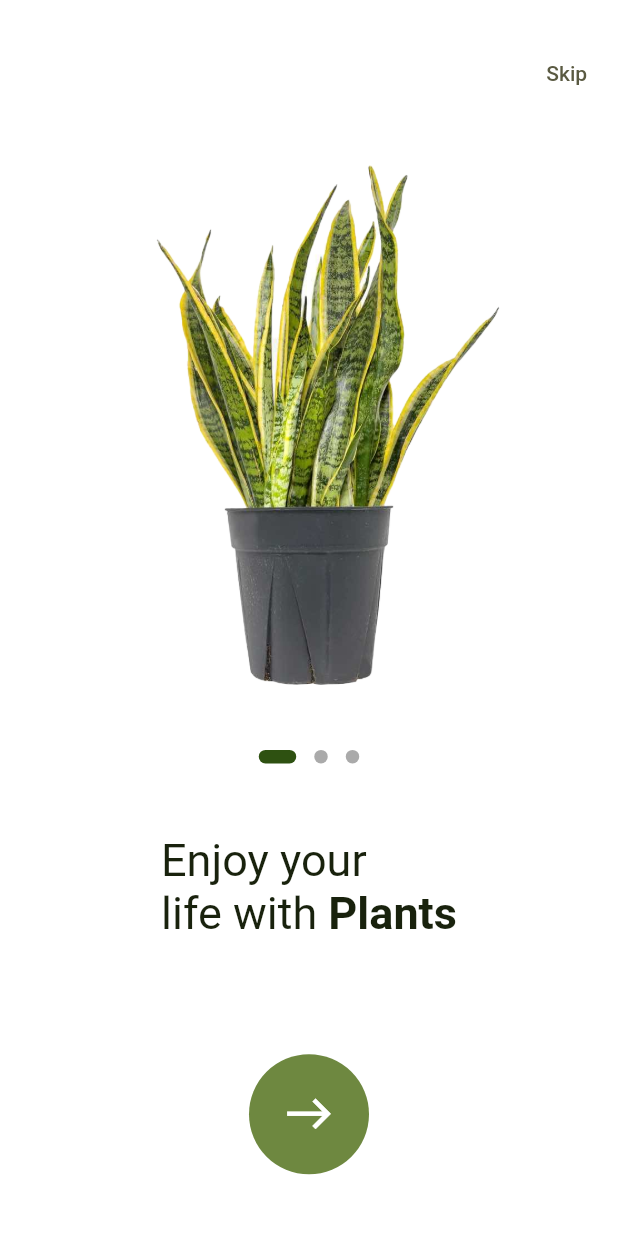
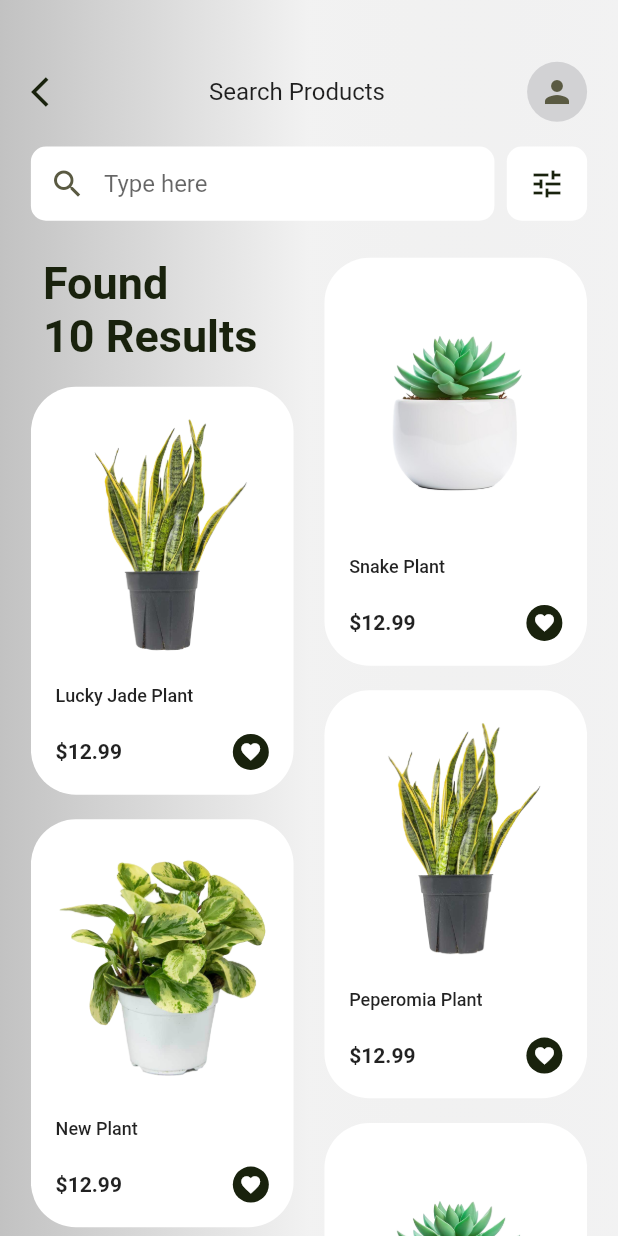
Before and after one commit to KashifUmar123/plant_app_ui, a Flutter app: the screen it shows after launch, after a tap on "Skip", on a phone screen of 412 x 824 dp. Run offline on Flutter 3.47's test engine with Material 2 defaults, Android fonts, the phone set to English and light mode, and no system bars; drawn by our look-alikes of auto_size_text, dots_indicator.

Commit message:
home screen ui completed

```diff
--- a/lib/main.dart
+++ b/lib/main.dart
@@ -1,5 +1,5 @@
 import 'package:flutter/material.dart';
-import 'package:plant_app_ui/screens/onboarding_screen.dart';
+import 'package:plant_app_ui/screens/onboarding/onboarding_screen.dart';
 
 void main() {
   runApp(const PlantApp());
--- /dev/null
+++ b/lib/screens/home/home_screen.dart
@@ -0,0 +1,229 @@
+import 'package:flutter/material.dart';
+import 'package:plant_app_ui/screens/home/widgets/custom_plant_item_widget.dart';
+import 'package:plant_app_ui/utils/app_colors.dart';
+import 'package:plant_app_ui/utils/app_images.dart';
+import 'package:plant_app_ui/utils/extensions/get_szie_extension.dart';
+
+class HomeScreen extends StatefulWidget {
+  const HomeScreen({super.key});
+
+  @override
+  State<HomeScreen> createState() => _HomeScreenState();
+}
+
+class _HomeScreenState extends State<HomeScreen> {
+  late TextEditingController _searchController;
+
+  @override
+  void initState() {
+    super.initState();
+    _searchController = TextEditingController();
+  }
+
+  @override
+  void dispose() {
+    _searchController.dispose();
+    super.dispose();
+  }
+
+  @override
+  Widget build(BuildContext context) {
+    return Scaffold(
+      // backgroundColor: whiteColor.withOpacity(.9),
+      body: SingleChildScrollView(
+        child: Container(
+          height: context.height,
+          width: context.width,
+          decoration: BoxDecoration(
+            gradient: LinearGradient(
+              colors: [
+                greyColor.withOpacity(.7),
+                greyColor.withOpacity(.1),
+                lightGreyColor.withOpacity(.2),
+              ],
+            ),
+          ),
+          child: Padding(
+            padding: EdgeInsets.symmetric(horizontal: context.width * 0.05),
+            child: Column(
+              children: [
+                SizedBox(
+                  height: context.height * 0.05,
+                ),
+                _buildLocalHeader(),
+                SizedBox(
+                  height: context.height * 0.02,
+                ),
+                _buildSearchAndSettings(),
+                SizedBox(
+                  height: context.height * 0.02,
+                ),
+                _buildItemsList(),
+              ],
+            ),
+          ),
+        ),
+      ),
+    );
+  }
+
+  _buildItemsList() {
+    return Expanded(
+      child: ListView(
+        padding: EdgeInsets.zero,
+        children: const [
+          Row(
+            crossAxisAlignment: CrossAxisAlignment.start,
+            children: [
+              Expanded(
+                child: Column(
+                  crossAxisAlignment: CrossAxisAlignment.start,
+                  children: [
+                    Padding(
+                      padding: EdgeInsets.all(8.0),
+                      child: Text(
+                        "Found\n10 Results",
+                        style: TextStyle(
+                          color: blackColor,
+                          fontSize: 30,
+                          fontWeight: FontWeight.bold,
+                        ),
+                      ),
+                    ),
+                    CustomPlantItemWidget(
+                      image: AppImages.p1,
+                      price: 12.99,
+                      name: "Lucky Jade Plant",
+                    ),
+                    CustomPlantItemWidget(
+                      image: AppImages.p2,
+                      price: 12.99,
+                      name: "New Plant",
+                    ),
+                    CustomPlantItemWidget(
+                      image: AppImages.p1,
+                      price: 12.99,
+                      name: "Peperomia Plant",
+                    ),
+                  ],
+                ),
+              ),
+              Expanded(
+                child: Column(
+                  crossAxisAlignment: CrossAxisAlignment.end,
+                  children: [
+                    CustomPlantItemWidget(
+                      image: AppImages.p3,
+                      price: 12.99,
+                      name: "Snake Plant",
+                    ),
+                    CustomPlantItemWidget(
+                      image: AppImages.p1,
+                      price: 12.99,
+                      name: "Peperomia Plant",
+                    ),
+                    CustomPlantItemWidget(
+                      image: AppImages.p3,
+                      price: 12.99,
+                      name: "Snake Plant",
+                    ),
+                  ],
+                ),
+              ),
+            ],
+          ),
+        ],
+      ),
+    );
+  }
+
+  _buildSearchAndSettings() {
+    return Row(
+      mainAxisSize: MainAxisSize.max,
+      mainAxisAlignment: MainAxisAlignment.spaceBetween,
+      children: [
+        Container(
+          height: context.height * 0.06,
+          width: context.width * .75,
+          padding: EdgeInsets.symmetric(horizontal: context.width * 0.03),
+          decoration: BoxDecoration(
+            borderRadius: BorderRadius.circular(10),
+            color: whiteColor,
+          ),
+          child: Row(
+            mainAxisSize: MainAxisSize.max,
+            children: [
+              const Icon(
+                Icons.search,
+                color: oliveColor,
+              ),
+              SizedBox(
+                width: context.width * 0.03,
+              ),
+              Expanded(
+                child: TextField(
+                  controller: _searchController,
+                  style: const TextStyle(
+                    fontWeight: FontWeight.bold,
+                  ),
+                  decoration: const InputDecoration(
+                    hintText: "Type here",
+                    hintStyle: TextStyle(
+                      fontWeight: FontWeight.normal,
+                    ),
+                    contentPadding: EdgeInsets.zero,
+                    border: InputBorder.none,
+                  ),
+                ),
+              ),
+            ],
+          ),
+        ),
+        Container(
+          height: context.height * 0.06,
+          width: context.width * 0.13,
+          decoration: BoxDecoration(
+            borderRadius: BorderRadius.circular(10),
+            color: whiteColor,
+          ),
+          child: const Center(
+            child: Icon(
+              Icons.tune,
+              color: blackColor,
+            ),
+          ),
+        ),
+      ],
+    );
+  }
+
+  _buildLocalHeader() {
+    return Row(
+      mainAxisAlignment: MainAxisAlignment.spaceBetween,
+      children: [
+        InkWell(
+          onTap: () => Navigator.of(context).pop(),
+          child: const Icon(
+            Icons.arrow_back_ios,
+            color: blackColor,
+          ),
+        ),
+        const Text(
+          "Search Products",
+          style: TextStyle(
+            fontSize: 16,
+            fontWeight: FontWeight.w400,
+          ),
+        ),
+        const CircleAvatar(
+          radius: 20,
+          backgroundColor: lightGreyColor,
+          child: Icon(
+            Icons.person,
+            color: oliveColor,
+          ),
+        ),
+      ],
+    );
+  }
+}
--- /dev/null
+++ b/lib/screens/home/widgets/custom_plant_item_widget.dart
@@ -0,0 +1,78 @@
+import 'package:auto_size_text/auto_size_text.dart';
+import 'package:flutter/material.dart';
+import 'package:plant_app_ui/utils/extensions/get_szie_extension.dart';
+
+import '../../../utils/app_colors.dart';
+
+class CustomPlantItemWidget extends StatelessWidget {
+  const CustomPlantItemWidget({
+    super.key,
+    required this.image,
+    required this.name,
+    required this.price,
+  });
+
+  final String image;
+  final String name;
+  final num price;
+
+  @override
+  Widget build(BuildContext context) {
+    return Container(
+      height: context.height * 0.33,
+      width: context.width * 0.425,
+      margin: EdgeInsets.symmetric(vertical: context.height * 0.01),
+      padding: EdgeInsets.symmetric(
+        horizontal: context.width * 0.04,
+        vertical: context.height * 0.02,
+      ),
+      decoration: BoxDecoration(
+        color: whiteColor,
+        borderRadius: BorderRadius.circular(30),
+      ),
+      child: Column(
+        mainAxisAlignment: MainAxisAlignment.spaceBetween,
+        children: [
+          Image.asset(
+            image,
+            height: context.height * 0.2,
+            width: double.infinity,
+            fit: BoxFit.fitHeight,
+          ),
+          SizedBox(
+            width: double.infinity,
+            child: AutoSizeText(
+              name,
+              style: const TextStyle(
+                fontSize: 12,
+                fontWeight: FontWeight.w500,
+              ),
+              maxLines: 1,
+            ),
+          ),
+          Row(
+            mainAxisAlignment: MainAxisAlignment.spaceBetween,
+            children: [
+              Text(
+                "\$$price",
+                style: const TextStyle(
+                  fontSize: 14,
+                  fontWeight: FontWeight.bold,
+                ),
+              ),
+              const CircleAvatar(
+                radius: 12,
+                backgroundColor: blackColor,
+                child: Icon(
+                  Icons.favorite,
+                  color: whiteColor,
+                  size: 15,
+                ),
+              ),
+            ],
+          ),
+        ],
+      ),
+    );
+  }
+}
--- a/lib/screens/onboarding_screen.dart
+++ b/lib/screens/onboarding/onboarding_screen.dart
@@ -1,7 +1,8 @@
 import 'dart:async';
 import 'package:flutter/material.dart';
 import 'package:plant_app_ui/models/onboarding_model.dart';
-import 'package:plant_app_ui/screens/widgets/onboarding_content_widget.dart';
+import 'package:plant_app_ui/screens/home/home_screen.dart';
+import 'package:plant_app_ui/screens/onboarding/widgets/onboarding_content_widget.dart';
 import 'package:plant_app_ui/utils/app_colors.dart';
 import 'package:plant_app_ui/utils/app_images.dart';
 import 'package:plant_app_ui/utils/extensions/get_szie_extension.dart';
@@ -100,10 +101,18 @@ class _OnboardingScreenState extends State<OnboardingScreen> {
   @override
   Widget build(BuildContext context) {
     return Scaffold(
-      backgroundColor: whiteColor,
-      body: SizedBox(
+      body: Container(
         height: context.height,
         width: context.width,
+        decoration: BoxDecoration(
+          gradient: LinearGradient(
+            colors: [
+              greyColor.withOpacity(.7),
+              greyColor.withOpacity(.1),
+              lightGreyColor.withOpacity(.2),
+            ],
+          ),
+        ),
         child: Padding(
           padding: EdgeInsets.symmetric(horizontal: context.width * 0.05),
           child: Stack(
@@ -116,9 +125,7 @@ class _OnboardingScreenState extends State<OnboardingScreen> {
                   Align(
                     alignment: Alignment.topRight,
                     child: InkWell(
-                      onTap: () {
-                        // TODO: skip
-                      },
+                      onTap: _navigateToHomeScreen,
                       child: const Text(
                         "Skip",
                         style: TextStyle(
@@ -141,7 +148,7 @@ class _OnboardingScreenState extends State<OnboardingScreen> {
                 bottom: context.height * 0.05,
                 left: context.width * 0.5 - context.width * 0.05 - 40,
                 child: InkWell(
-                  onTap: onPageChanged,
+                  onTap: _onPageChanged,
                   child: Container(
                     height: 80,
                     width: 80,
@@ -166,8 +173,16 @@ class _OnboardingScreenState extends State<OnboardingScreen> {
     );
   }
 
+  void _navigateToHomeScreen() {
+    Navigator.of(context).pushReplacement(
+      MaterialPageRoute(
+        builder: (_) => const HomeScreen(),
+      ),
+    );
+  }
+
   // handle the currentIndex
-  void onPageChanged() async {
+  void _onPageChanged() async {
     if (currentIndex < totalPages) {
       showData = false;
       setState(() {});
@@ -177,6 +192,8 @@ class _OnboardingScreenState extends State<OnboardingScreen> {
         showData = true;
         setState(() {});
       });
+    } else {
+      _navigateToHomeScreen();
     }
   }
 }
--- a/lib/screens/widgets/onboarding_content_widget.dart
+++ b/lib/screens/onboarding/widgets/onboarding_content_widget.dart
@@ -3,7 +3,7 @@ import 'package:flutter/material.dart';
 import 'package:plant_app_ui/models/onboarding_model.dart';
 import 'package:plant_app_ui/utils/extensions/get_szie_extension.dart';
 
-import '../../utils/app_colors.dart';
+import '../../../utils/app_colors.dart';
 
 class OnboardingContentWidget extends StatelessWidget {
   const OnboardingContentWidget({
--- a/pubspec.yaml
+++ b/pubspec.yaml
@@ -36,6 +36,7 @@ dependencies:
   # Use with the CupertinoIcons class for iOS style icons.
   cupertino_icons: ^1.0.2
   dots_indicator: ^2.1.2
+  auto_size_text: ^3.0.0
 
 dev_dependencies:
   flutter_test:
```
Also changed, not shown: pubspec.lock.
